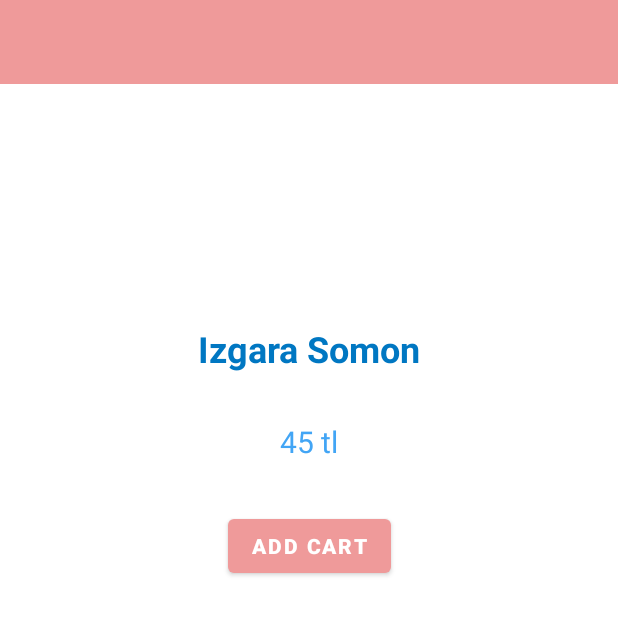
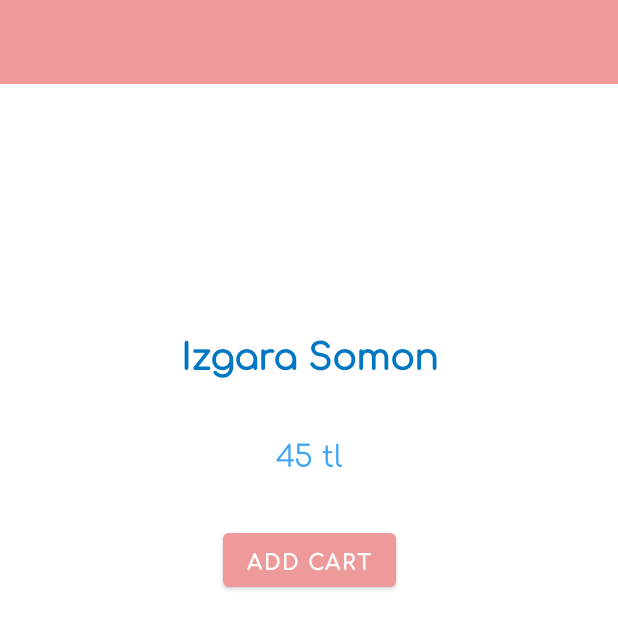
Before and after one commit to SerapErcel/FoodStore, an Android app: the DetailFragment screen opened through its navigation route, on a phone screen of 412 x 824 dp. Shown: the top 629 px of the screen. Run offline under Robolectric (Android 15) with nearby library versions, the phone set to English and light mode, and no system bars.

Commit message:
Add font

```diff
--- a/app/src/main/res/layout/fragment_cart.xml
+++ b/app/src/main/res/layout/fragment_cart.xml
@@ -13,6 +13,7 @@
         android:background="?attr/colorPrimary"
         android:minHeight="?attr/actionBarSize"
         android:theme="?attr/actionBarTheme"
+        android:fontFamily="@font/comfortaa"
         app:layout_constraintEnd_toEndOf="parent"
         app:layout_constraintStart_toStartOf="parent"
         app:layout_constraintTop_toTopOf="parent" />
@@ -46,6 +47,7 @@
         android:layout_marginBottom="16dp"
         android:text="@string/confirm_cart"
         android:textStyle="bold"
+        android:fontFamily="@font/comfortaa"
         app:layout_constraintBottom_toBottomOf="parent"
         app:layout_constraintEnd_toEndOf="parent"
         app:layout_constraintStart_toStartOf="parent"
--- a/app/src/main/res/layout/fragment_detail.xml
+++ b/app/src/main/res/layout/fragment_detail.xml
@@ -13,6 +13,7 @@
         android:background="?attr/colorPrimary"
         android:minHeight="?attr/actionBarSize"
         android:theme="?attr/actionBarTheme"
+        android:fontFamily="@font/comfortaa"
         app:layout_constraintEnd_toEndOf="parent"
         app:layout_constraintStart_toStartOf="parent"
         app:layout_constraintTop_toTopOf="parent" />
@@ -34,6 +35,7 @@
         android:layout_width="wrap_content"
         android:layout_height="wrap_content"
         android:layout_marginTop="32dp"
+        android:fontFamily="@font/comfortaa"
         android:text="Add Cart"
         android:textStyle="bold"
         app:layout_constraintEnd_toEndOf="parent"
@@ -45,6 +47,7 @@
         android:layout_width="wrap_content"
         android:layout_height="wrap_content"
         android:layout_marginTop="32dp"
+        android:fontFamily="@font/comfortaa"
         android:text="Izgara Somon"
         android:textColor="@color/secondaryDarkColor"
         android:textSize="24sp"
@@ -58,6 +61,7 @@
         android:layout_width="wrap_content"
         android:layout_height="wrap_content"
         android:layout_marginTop="32dp"
+        android:fontFamily="@font/comfortaa"
         android:text="45 tl"
         android:textColor="@color/secondaryColor"
         android:textSize="20sp"
--- a/app/src/main/res/layout/fragment_home.xml
+++ b/app/src/main/res/layout/fragment_home.xml
@@ -13,6 +13,7 @@
         android:background="?attr/colorPrimary"
         android:minHeight="?attr/actionBarSize"
         android:theme="?attr/actionBarTheme"
+        android:fontFamily="@font/comfortaa"
         app:layout_constraintEnd_toEndOf="parent"
         app:layout_constraintStart_toStartOf="parent"
         app:layout_constraintTop_toTopOf="parent" />
```
Also changed, not shown: app/src/main/res/font/comfortaa.ttf (added).
